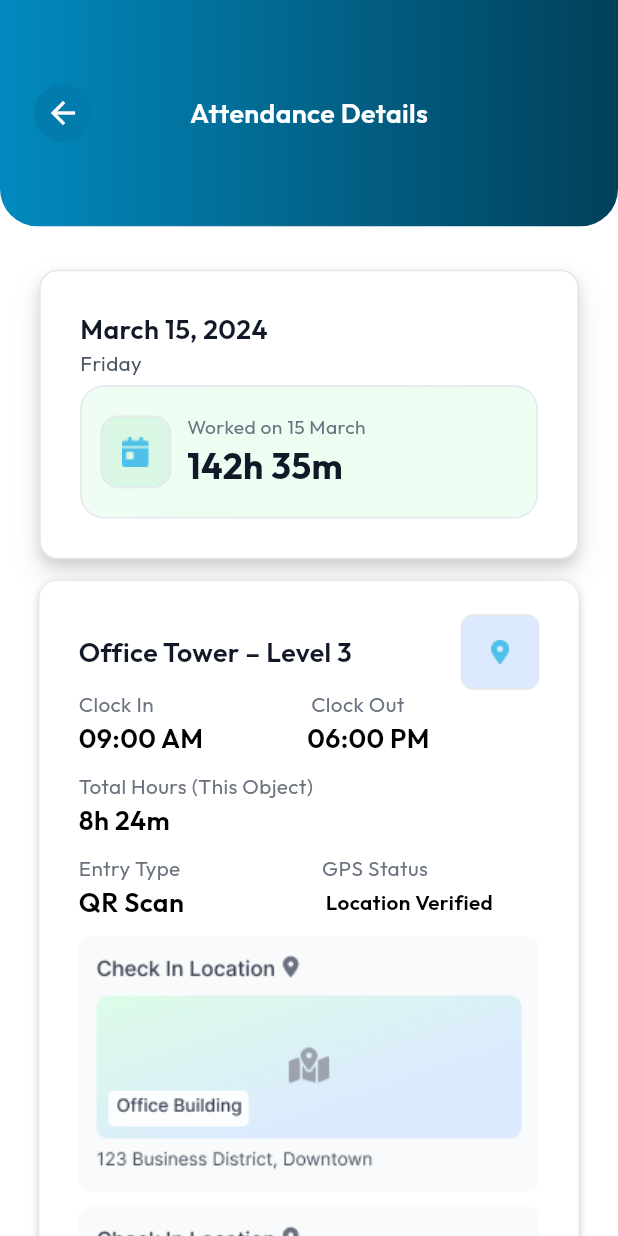
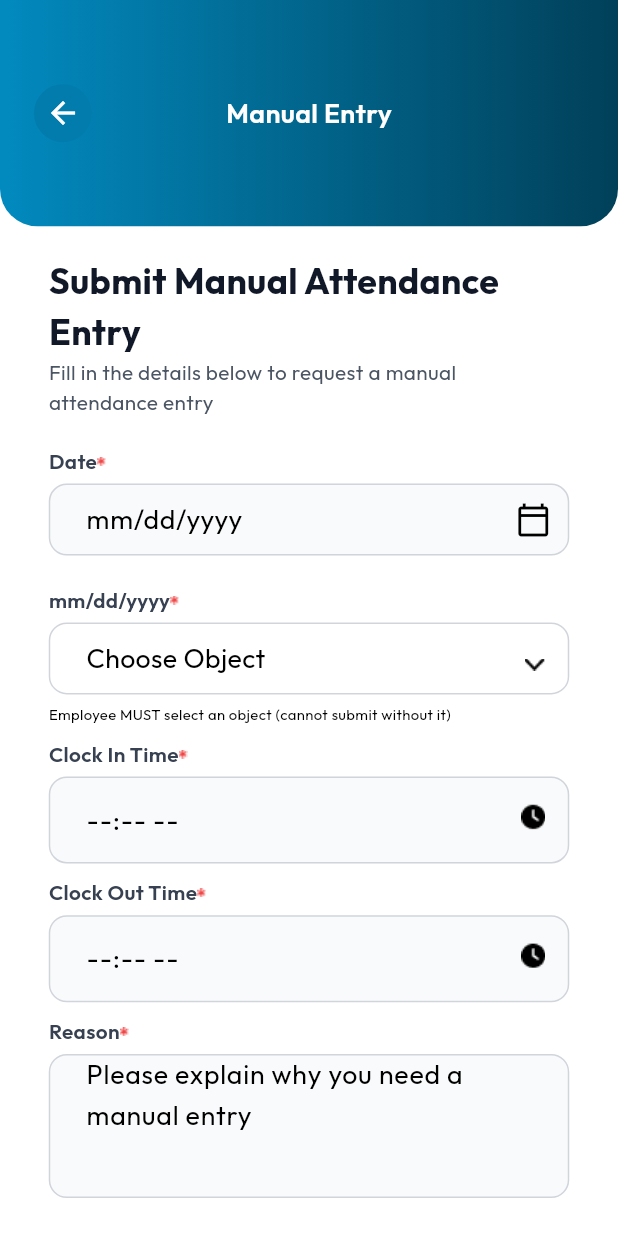
Before and after one commit to waizkamboh/clean_trust, a Flutter app: the screen it shows after launch, on a phone screen of 412 x 824 dp. Run offline on Flutter 3.47's test engine with Material 3 defaults, Android fonts, the phone set to English and light mode, and no system bars; drawn by our look-alikes of dropdown_search; our stand-ins replace flutter_spinkit, get, persistent_bottom_nav_bar.

Commit message:
complete manual entry screen

```diff
--- a/lib/main.dart
+++ b/lib/main.dart
@@ -2,6 +2,7 @@ import 'package:clean_trust/util/en.dart';
 import 'package:clean_trust/view/base/bottom_nav_bar.dart';
 import 'package:clean_trust/view/screens/attendance/attendance_details_screen.dart';
 import 'package:clean_trust/view/screens/attendance/attendance_history_screen.dart';
+import 'package:clean_trust/view/screens/attendance/manual_entry_screen.dart';
 import 'package:clean_trust/view/screens/auth/login_screen.dart';
 import 'package:clean_trust/view/screens/auth/signup_screen.dart';
 import 'package:clean_trust/view/screens/home/home_screen.dart';
@@ -33,7 +34,7 @@ class MyApp extends StatelessWidget {
       theme: ThemeData(
         colorScheme: ColorScheme.fromSeed(seedColor: Colors.deepPurple),
       ),
-     home: AttendanceDetailsScreen(),
+     home: ManualEntryScreen(),
       translations: Languages(),
       locale: const Locale('en', 'US'),
       fallbackLocale:  const Locale('en', 'US'),
--- a/lib/util/app_colors.dart
+++ b/lib/util/app_colors.dart
@@ -31,6 +31,10 @@ class AppColors {
   static const kDarkSlateGray = Color(0xFF374151);
   static const kRedColor = Color(0xFFDC1B1A);
   static const kTealGreenLight = Color(0xff008B86);
+  static const kLightCoolGray = Color(0xFFD1D5DB);
+  static const kLightGrayBackground = Color(0xFFF3F4F6);
+
+
 
 
 
--- a/lib/util/app_images.dart
+++ b/lib/util/app_images.dart
@@ -32,6 +32,8 @@ class AppImages{
   static const String attendanceDetailIcon1 = 'assets/icons/attendance_detail1.png';
   static const String attendanceDetailIcon2 = 'assets/icons/attendance_detail2.png';
   static const String attendanceDetailIcon3 = 'assets/icons/attendance_detail3.png';
+  static const String starIcon = 'assets/icons/star_icon.png';
+
 
 
 
--- a/lib/util/en.dart
+++ b/lib/util/en.dart
@@ -149,6 +149,28 @@ class Languages extends Translations {
 
 
 
+      'manualEntry1': 'Manual Entry',
+      'manualEntry2': 'Submit Manual Attendance\nEntry',
+      'manualEntry3': 'Fill in the details below to request a manual\nattendance entry',
+      'manualEntry4': 'Date',
+      'manualEntry5': 'mm/dd/yyyy',
+      'manualEntry6': 'Select Object',
+      'manualEntry7': 'Choose Object',
+      'manualEntry8': 'Employee MUST select an object (cannot submit without it)',
+      'manualEntry9': 'Clock In Time',
+      'manualEntry10': '--:-- --',
+      'manualEntry11': 'Clock Out Time',
+      'manualEntry12': '--:-- --',
+      'manualEntry13': 'Reason',
+      'manualEntry14': 'Please explain why you need a manual entry',
+      'manualEntry15': 'Minimum 20 characters',
+      'manualEntry16': 'Submit Entry',
+      'manualEntry17': 'Submit Other Entry',
+
+
+
+
+
 
       'homeScreen1': 'Welcome back!',
       'homeScreen2': 'Hi Ali Khan',
--- /dev/null
+++ b/lib/view/screens/attendance/manual_entry_screen.dart
@@ -0,0 +1,285 @@
+import 'package:clean_trust/util/app_colors.dart';
+import 'package:clean_trust/util/app_images.dart';
+import 'package:clean_trust/util/size_config.dart';
+import 'package:clean_trust/view/base/top_header.dart';
+import 'package:flutter/material.dart';
+import 'package:get/get.dart';
+
+import '../../../util/text_style.dart';
+import '../../base/custom_drop_down.dart';
+import '../../base/input_text_field.dart';
+import '../../base/round_button.dart';
+
+class ManualEntryScreen extends StatelessWidget {
+  const ManualEntryScreen({super.key});
+
+  @override
+  Widget build(BuildContext context) {
+    SizeConfig().init(context);
+    return Scaffold(
+      backgroundColor: AppColors.kWhiteColor,
+      body: SingleChildScrollView(
+        child: Column(
+          children: [
+            TopHeader(title: 'manualEntry1'.tr),
+            Padding(
+              padding:  EdgeInsets.symmetric(horizontal: getWidth(31)),
+              child: Column(
+                mainAxisAlignment: MainAxisAlignment.start,
+                crossAxisAlignment: CrossAxisAlignment.start,
+                children: [
+                  SizedBox(height: getHeight(20),),
+                  Text(
+                    'manualEntry2'.tr,
+                    style: kSize20W700KWhiteColorOutfitBold.copyWith(
+                      fontSize: getFont(24),
+                      color: AppColors.kMidnightBlueColor,
+
+                    ),
+                  ),
+                  Text(
+                    'manualEntry3'.tr,
+                    style: kSize16W400KWhiteColorOutfitRegular.copyWith(
+                      fontSize: getFont(14),
+                      color: AppColors.kSlateGray,
+
+                    ),
+                  ),
+
+                  SizedBox(height: getHeight(20),),
+                  Row(
+                    children: [
+                      Text(
+                        'manualEntry4'.tr,
+                        style: kSize16W600KBlackColorOutfitSemiBold.copyWith(
+                          fontSize: getFont(14),
+                          color: AppColors.kDarkSlateGray,
+
+                        ),
+                      ),
+                      Image.asset(AppImages.starIcon),
+
+                    ],
+                  ),
+                  SizedBox(height: getHeight(5),),
+                  InputTextField(
+                    height: getHeight(60),
+                    //myController: controller.emailController,
+                    width: getWidth(343),
+                    contentPadding: EdgeInsets.symmetric(horizontal: getWidth(20)),
+                    //myController: signUpC.nameSignupController.value,
+                    //focusNode: signUpC.nameSignupFocusNode.value,
+                    // onFiledSubmittedValue: (value){
+                    //   Utils.fieldFocusChange(context, signUpC.nameSignupFocusNode.value, signUpC.emailSignupFocusNode.value);
+                    // },
+                    onValidator: (email){
+                      return null;
+                    },
+                    suffixIcon: Icon(Icons.calendar_today_outlined, color: AppColors.kBlackColor,),
+                    keyBoardType: TextInputType.datetime,
+                    borderRadius: 12,
+                    obscureText: false,
+                    hintText: 'manualEntry5'.tr,
+                    hintTextStyle: kSize16W400KWhiteColorOutfitRegular.copyWith(fontSize: getFont(18), color: AppColors.kBlackColor),
+                    borderSideColor: AppColors.kLightCoolGray,
+                    textFormFieldColor: AppColors.kColor1,
+                  ),
+                  SizedBox(height: getHeight(10),),
+                  Row(
+                    children: [
+                      Text(
+                        'manualEntry5'.tr,
+                        style: kSize16W600KBlackColorOutfitSemiBold.copyWith(
+                          fontSize: getFont(14),
+                          color: AppColors.kDarkSlateGray,
+
+                        ),
+                      ),
+                      Image.asset(AppImages.starIcon),
+
+                    ],
+                  ),
+                  SizedBox(height: getHeight(5),),
+                  CustomDropdownField(
+                    width: getWidth(343),
+                    height: getHeight(56),
+                    contentPadding: EdgeInsets.symmetric(horizontal: getWidth(20)),
+                    hintText: 'manualEntry7'.tr,
+                    hintTextStyle: kSize16W400KWhiteColorOutfitRegular.copyWith(fontSize: getFont(18), color: AppColors.kBlackColor),
+                    borderSideColor: AppColors.kLightCoolGray,
+                    borderRadius: 12,
+                    items:   ['manualEntry7'.tr, 'manualEntry7'.tr],
+                    dropdownFieldColor: AppColors.kWhiteColor,
+                    suffixIcon: Image.asset(AppImages.dropDownIcon),
+                  ),
+                  Text(
+                    'manualEntry8'.tr,
+                    style: kSize16W400KWhiteColorOutfitRegular.copyWith(
+                      fontSize: getFont(10),
+                      color: AppColors.kBlackColor,
+
+                    ),
+                  ),
+                  SizedBox(height: getHeight(10),),
+                  Row(
+                    children: [
+                      Text(
+                        'manualEntry9'.tr,
+                        style: kSize16W600KBlackColorOutfitSemiBold.copyWith(
+                          fontSize: getFont(14),
+                          color: AppColors.kDarkSlateGray,
+
+                        ),
+                      ),
+                      Image.asset(AppImages.starIcon),
+
+                    ],
+                  ),
+                  SizedBox(height: getHeight(5),),
+                  InputTextField(
+                    height: getHeight(60),
+                    //myController: controller.emailController,
+                    width: getWidth(343),
+                    contentPadding: EdgeInsets.symmetric(horizontal: getWidth(20)),
+                    //myController: signUpC.nameSignupController.value,
+                    //focusNode: signUpC.nameSignupFocusNode.value,
+                    // onFiledSubmittedValue: (value){
+                    //   Utils.fieldFocusChange(context, signUpC.nameSignupFocusNode.value, signUpC.emailSignupFocusNode.value);
+                    // },
+                    onValidator: (email){
+                      return null;
+                    },
+                    suffixIcon: Image.asset(AppImages.qrScreenIcon3, color: AppColors.kBlackColor,),
+                    keyBoardType: TextInputType.datetime,
+                    borderRadius: 12,
+                    obscureText: false,
+                    hintText: 'manualEntry10'.tr,
+                    hintTextStyle: kSize16W400KWhiteColorOutfitRegular.copyWith(fontSize: getFont(18), color: AppColors.kBlackColor),
+                    borderSideColor: AppColors.kLightCoolGray,
+                    textFormFieldColor: AppColors.kColor1,
+                  ),
+                  SizedBox(height: getHeight(10),),
+                  Row(
+                    children: [
+                      Text(
+                        'manualEntry11'.tr,
+                        style: kSize16W600KBlackColorOutfitSemiBold.copyWith(
+                          fontSize: getFont(14),
+                          color: AppColors.kDarkSlateGray,
+
+                        ),
+                      ),
+                      Image.asset(AppImages.starIcon),
+
+                    ],
+                  ),
+                  SizedBox(height: getHeight(5),),
+                  InputTextField(
+                    height: getHeight(60),
+                    //myController: controller.emailController,
+                    width: getWidth(343),
+                    contentPadding: EdgeInsets.symmetric(horizontal: getWidth(20)),
+                    //myController: signUpC.nameSignupController.value,
+                    //focusNode: signUpC.nameSignupFocusNode.value,
+                    // onFiledSubmittedValue: (value){
+                    //   Utils.fieldFocusChange(context, signUpC.nameSignupFocusNode.value, signUpC.emailSignupFocusNode.value);
+                    // },
+                    onValidator: (email){
+                      return null;
+                    },
+                    suffixIcon: Image.asset(AppImages.qrScreenIcon3, color: AppColors.kBlackColor,),
+                    keyBoardType: TextInputType.datetime,
+                    borderRadius: 12,
+                    obscureText: false,
+                    hintText: 'manualEntry12'.tr,
+                    hintTextStyle: kSize16W400KWhiteColorOutfitRegular.copyWith(fontSize: getFont(18), color: AppColors.kBlackColor),
+                    borderSideColor: AppColors.kLightCoolGray,
+                    textFormFieldColor: AppColors.kColor1,
+                  ),
+                  SizedBox(height: getHeight(10),),
+                  Row(
+                    children: [
+                      Text(
+                        'manualEntry13'.tr,
+                        style: kSize16W600KBlackColorOutfitSemiBold.copyWith(
+                          fontSize: getFont(14),
+                          color: AppColors.kDarkSlateGray,
+
+                        ),
+                      ),
+                      Image.asset(AppImages.starIcon),
+
+                    ],
+                  ),
+                  SizedBox(height: getHeight(5),),
+                  InputTextField(
+                    height: getHeight(126),
+                    //myController: controller.emailController,
+                    width: getWidth(343),
+                    contentPadding: EdgeInsets.symmetric(horizontal: getWidth(20)),
+                    //myController: signUpC.nameSignupController.value,
+                    //focusNode: signUpC.nameSignupFocusNode.value,
+                    // onFiledSubmittedValue: (value){
+                    //   Utils.fieldFocusChange(context, signUpC.nameSignupFocusNode.value, signUpC.emailSignupFocusNode.value);
+                    // },
+                    onValidator: (email){
+                      return null;
+                    },
+                    keyBoardType: TextInputType.datetime,
+                    maxLines: 4,
+                    borderRadius: 12,
+                    obscureText: false,
+                    hintText: 'manualEntry14'.tr,
+                    hintTextStyle: kSize16W400KWhiteColorOutfitRegular.copyWith(fontSize: getFont(18), color: AppColors.kBlackColor),
+                    borderSideColor: AppColors.kLightCoolGray,
+                    textFormFieldColor: AppColors.kColor1,
+                  ),
+                  Text(
+                    'manualEntry15'.tr,
+                    style: kSize16W400KWhiteColorOutfitRegular.copyWith(
+                      fontSize: getFont(12),
+                      color: AppColors.kBlackColor,
+
+                    ),
+                  ),
+                  SizedBox(height: getHeight(30),),
+                  RoundButton(
+                    onPress: (){},
+                    radius: BorderRadius.circular(12),
+                    title: 'manualEntry16'.tr,
+                    textStyle: kSize16W600KBlackColorOutfitSemiBold.copyWith(color: AppColors.kWhiteColor,),
+                    buttonColor: AppColors.kSkyBlueColor,
+                    width: getWidth(343),
+                    height: getHeight(56),
+
+                  ),
+                  SizedBox(height: getHeight(10),),
+                  RoundButton(
+                    onPress: (){},
+                    radius: BorderRadius.circular(12),
+                    title: 'manualEntry17'.tr,
+                    textStyle: kSize16W600KBlackColorOutfitSemiBold.copyWith(color: AppColors.kBlackColor,),
+                    borderColor: AppColors.kLightCoolGreyColor,
+                    buttonColor: AppColors.kLightGrayBackground,
+                    width: getWidth(343),
+                    height: getHeight(56),
+
+                  ),
+
+                ],
+              ),
+            ),
+
+
+
+
+            SizedBox(height: getHeight(50),),
+
+
+
+          ],
+        ),
+      ),
+    );
+  }
+}
```
Also changed, not shown: assets/icons/star_icon.png (added).
